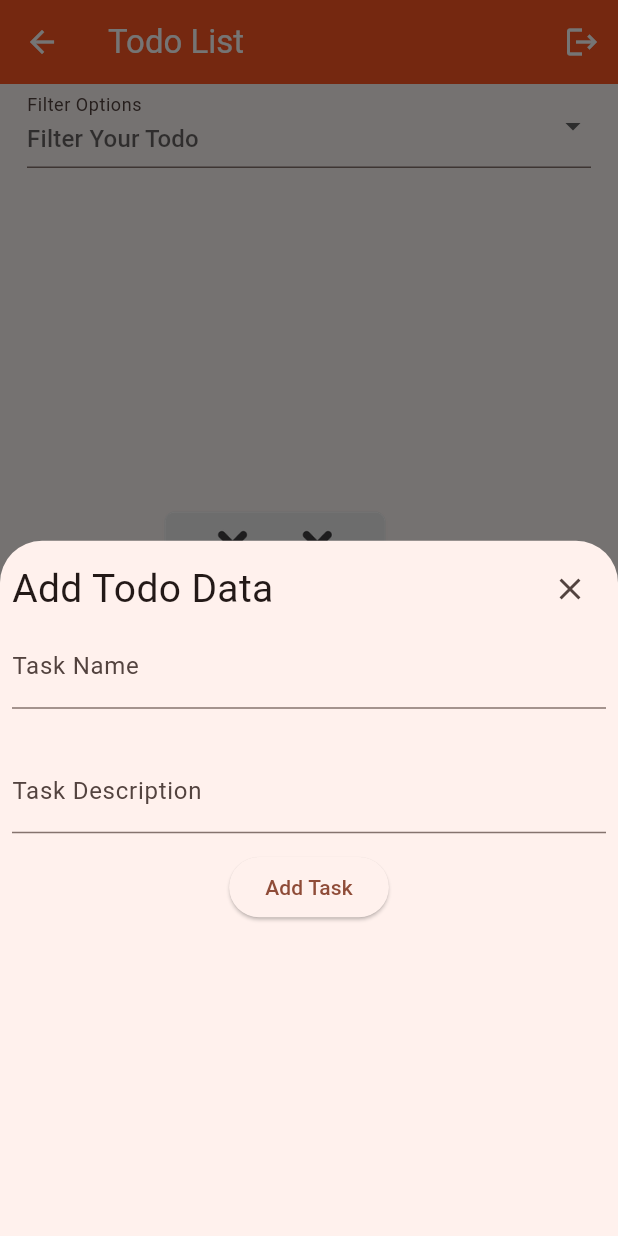
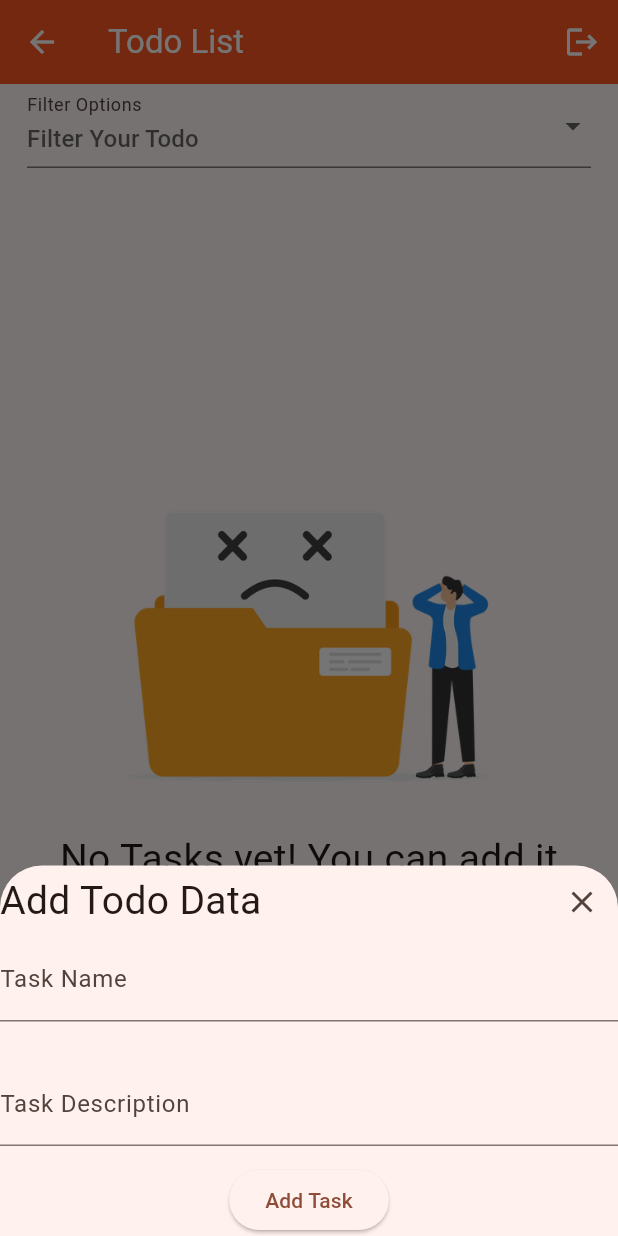
Before and after one commit to risheetajain/global_nodes_assignment, a Flutter app: the TodoListScreen screen opened by its route, after a tap on "Add Task", on a phone screen of 412 x 824 dp. Run offline on Flutter 3.47's test engine with Material 3 defaults, Android fonts, the phone set to English and light mode, and no system bars; our stand-ins replace cloud_firestore, firebase_auth, firebase_core, fluttertoast, gap, google_fonts and 2 more; accounts and stored records are empty.

Commit message:
todo list update

```diff
--- a/lib/screens/todo_list.dart
+++ b/lib/screens/todo_list.dart
@@ -21,9 +21,12 @@ class _TodoListScreenState extends State<TodoListScreen> {
   final TextEditingController nameCont = TextEditingController();
   final TextEditingController descCont = TextEditingController();
   String filteroptions = "all";
+  List tobeDeleted = [];
   @override
   Widget build(BuildContext context) {
     Size size = MediaQuery.of(context).size;
+    final isKeyboardOpen = MediaQuery.of(context).viewInsets.bottom != 0;
+    print(isKeyboardOpen);
     return Consumer<TodoProvider>(builder: (context, myToDoProvider, child) {
       List providerTodoListFilter = myToDoProvider.allTodoList.where((todo) {
         switch (filteroptions) {
@@ -38,6 +41,7 @@ class _TodoListScreenState extends State<TodoListScreen> {
         }
       }).toList();
       return Scaffold(
+        resizeToAvoidBottomInset: false,
         appBar: AppBar(
           title: const Text("Todo List"),
           actions: [
@@ -77,6 +81,14 @@ class _TodoListScreenState extends State<TodoListScreen> {
                       filteroptions = val.toString();
                     });
                   }),
+              if (tobeDeleted.isNotEmpty)
+                Row(
+                  mainAxisSize: MainAxisSize.min,
+                  children: [
+                    Text("${tobeDeleted.length} Selected "),
+                    IconButton(onPressed: () {}, icon: const Icon(Icons.delete))
+                  ],
+                ),
               Expanded(
                 child: providerTodoListFilter.isEmpty
                     ? Column(
@@ -110,6 +122,11 @@ class _TodoListScreenState extends State<TodoListScreen> {
                                           ? TextDecoration.lineThrough
                                           : null),
                             ),
+                            onLongPress: () {
+                              setState(() {
+                                tobeDeleted.add(myTodo);
+                              });
+                            },
                             leading: Checkbox(
                                 value:
                                     myTodo.status == TaskStatus.completed.name,
@@ -189,12 +206,16 @@ class _TodoListScreenState extends State<TodoListScreen> {
       int? index,
       TodoModel? myTodo,
       required TodoProvider myToDoProvider}) {
+    final isKeyboardOpen = MediaQuery.of(context).viewInsets.bottom != 0;
     showModalBottomSheet(
         context: context,
+        isScrollControlled: true,
         builder: (context) {
           return Padding(
-            padding: const EdgeInsets.all(8.0),
+            padding: EdgeInsets.only(
+                bottom: MediaQuery.of(context).viewInsets.bottom),
             child: Column(
+              mainAxisSize: MainAxisSize.min,
               children: [
                 Row(
                   mainAxisAlignment: MainAxisAlignment.spaceBetween,
@@ -241,7 +262,7 @@ class _TodoListScreenState extends State<TodoListScreen> {
                       nameCont.clear();
                       descCont.clear();
                       Navigator.pop(context);
-                    })
+                    }),
               ],
             ),
           );
```
Also changed, not shown: lib/widgets/widget.dart (deleted).
